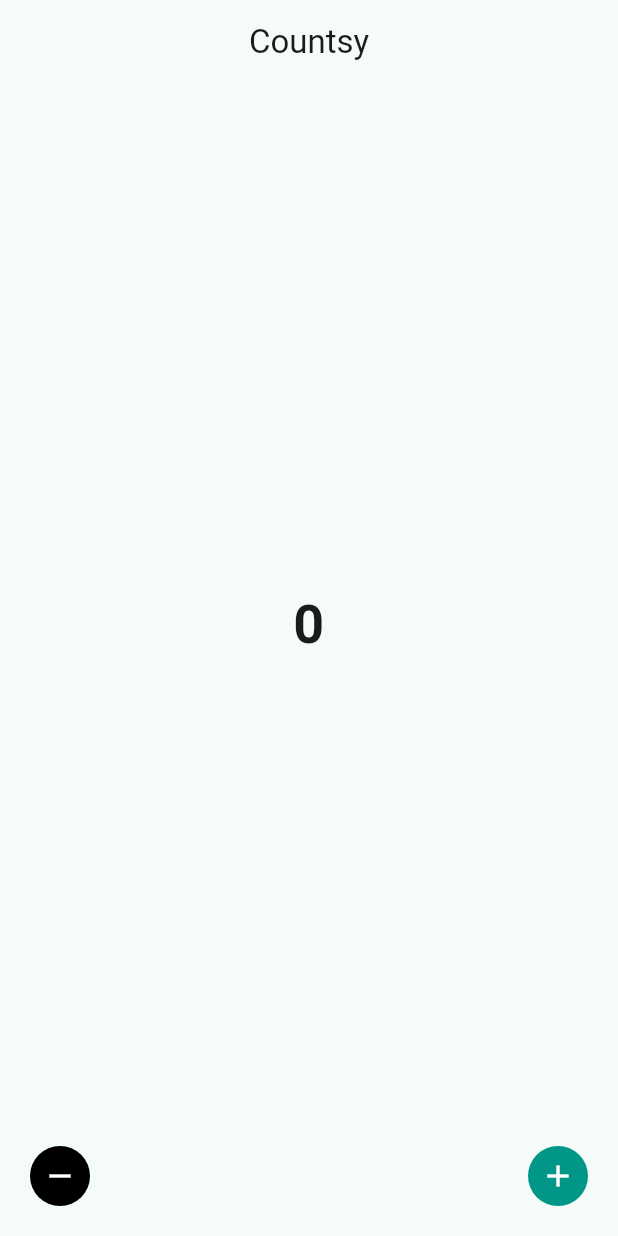
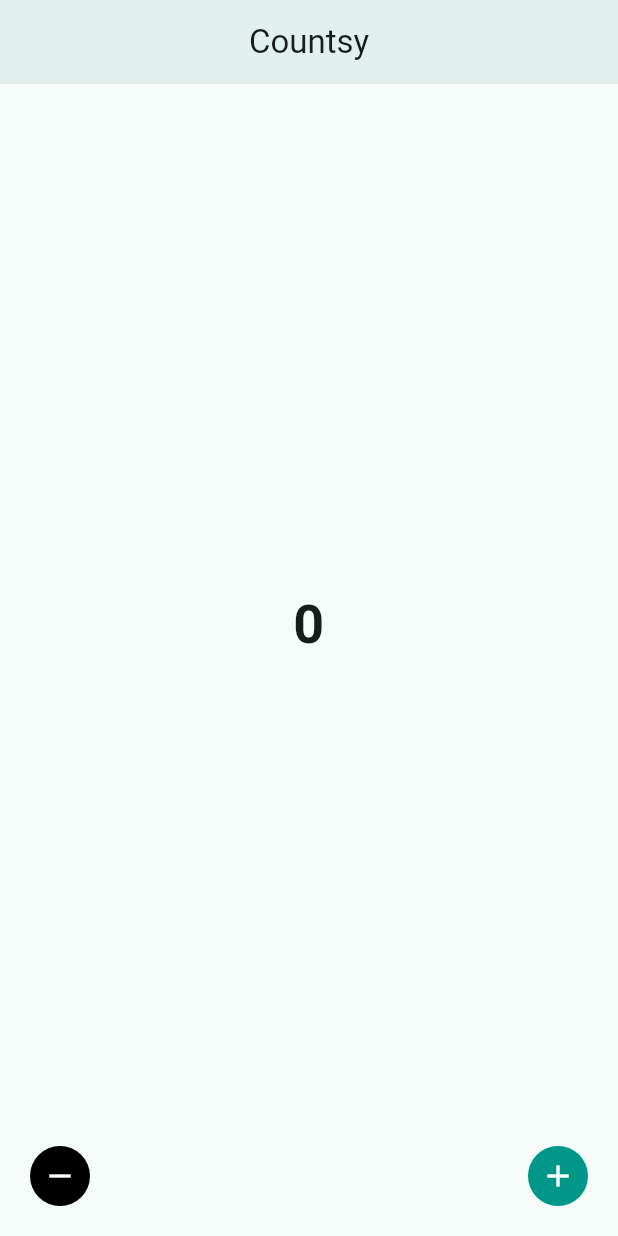
Before and after one commit to Khondwani/flutter_state_management, a Flutter app: the screen it shows after launch, on a phone screen of 412 x 824 dp. Run offline on Flutter 3.47's test engine with Material 3 defaults, Android fonts, the phone set to English and light mode, and no system bars.

```diff
--- a/lib/screens/home_counter.dart
+++ b/lib/screens/home_counter.dart
@@ -7,7 +7,11 @@ class HomeCounter extends StatelessWidget {
   @override
   Widget build(BuildContext context) {
     return Scaffold(
-      appBar: AppBar(title: const Text('Countsy'), centerTitle: true),
+      appBar: AppBar(
+        title: const Text('Countsy'),
+        centerTitle: true,
+        elevation: 3,
+      ),
       body: SafeArea(
         minimum: const EdgeInsets.all(kSafeAreaMinimum),
         child: Column(
```
